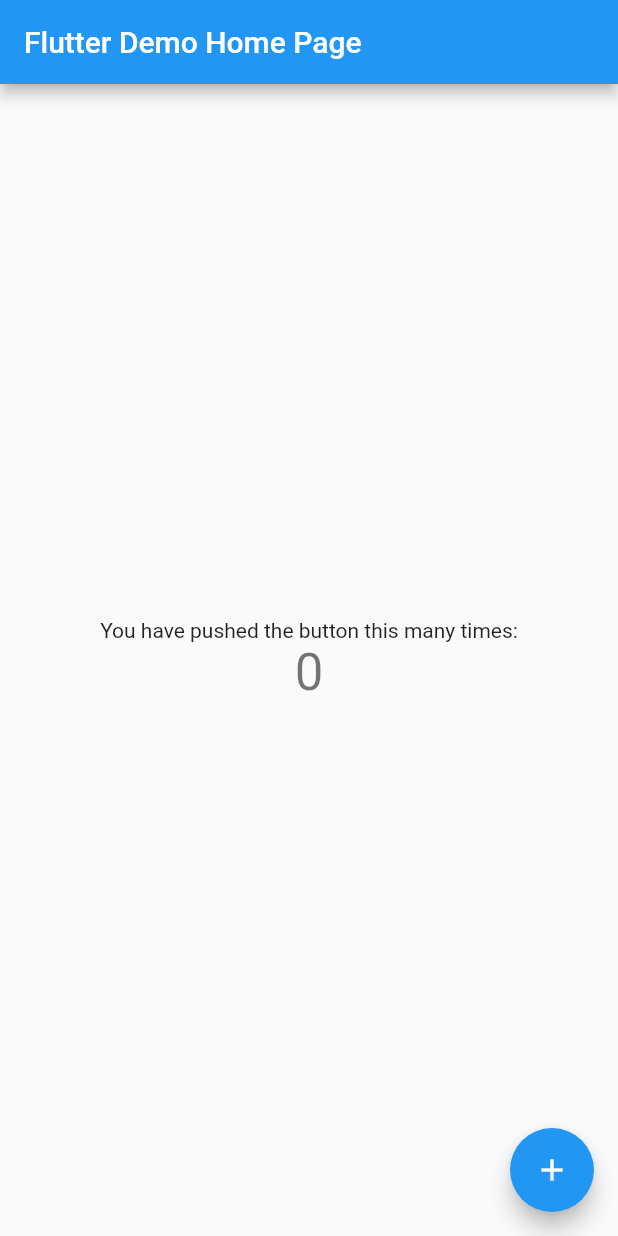
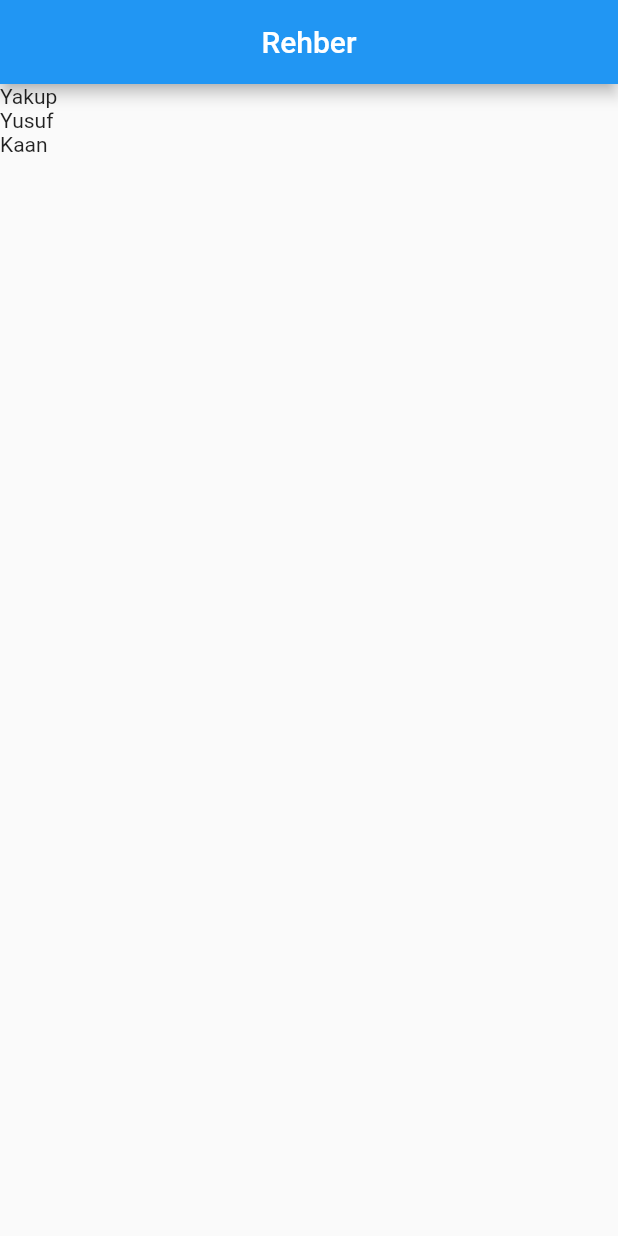
Before and after one commit to YakupGunay/Rehber_Uygulamasi, a Flutter app: the screen it shows after launch, on a phone screen of 412 x 824 dp. Run offline on Flutter 3.47's test engine with Material 2 defaults, Android fonts, the phone set to English and light mode, and no system bars.

Commit message:
Title ve List eklendi.

```diff
--- a/lib/main.dart
+++ b/lib/main.dart
@@ -1,5 +1,5 @@
 import 'package:flutter/material.dart';
-
+List<String> persons =["Yakup","Yusuf","Kaan"];
 void main() {
   runApp(const MyApp());
 }
@@ -11,105 +11,28 @@ class MyApp extends StatelessWidget {
   @override
   Widget build(BuildContext context) {
     return MaterialApp(
-      title: 'Flutter Demo',
-      theme: ThemeData(
-        // This is the theme of your application.
-        //
-        // Try running your application with "flutter run". You'll see the
-        // application has a blue toolbar. Then, without quitting the app, try
-        // changing the primarySwatch below to Colors.green and then invoke
-        // "hot reload" (press "r" in the console where you ran "flutter run",
-        // or simply save your changes to "hot reload" in a Flutter IDE).
-        // Notice that the counter didn't reset back to zero; the application
-        // is not restarted.
-        primarySwatch: Colors.blue,
-      ),
-      home: const MyHomePage(title: 'Flutter Demo Home Page'),
+        home: HomePage(),
     );
   }
 }
-
-class MyHomePage extends StatefulWidget {
-  const MyHomePage({Key? key, required this.title}) : super(key: key);
-
-  // This widget is the home page of your application. It is stateful, meaning
-  // that it has a State object (defined below) that contains fields that affect
-  // how it looks.
-
-  // This class is the configuration for the state. It holds the values (in this
-  // case the title) provided by the parent (in this case the App widget) and
-  // used by the build method of the State. Fields in a Widget subclass are
-  // always marked "final".
-
-  final String title;
-
-  @override
-  State<MyHomePage> createState() => _MyHomePageState();
-}
-
-class _MyHomePageState extends State<MyHomePage> {
-  int _counter = 0;
-
-  void _incrementCounter() {
-    setState(() {
-      // This call to setState tells the Flutter framework that something has
-      // changed in this State, which causes it to rerun the build method below
-      // so that the display can reflect the updated values. If we changed
-      // _counter without calling setState(), then the build method would not be
-      // called again, and so nothing would appear to happen.
-      _counter++;
-    });
-  }
+class HomePage extends StatelessWidget {
+  const HomePage({Key? key}) : super(key: key);
 
   @override
   Widget build(BuildContext context) {
-    // This method is rerun every time setState is called, for instance as done
-    // by the _incrementCounter method above.
-    //
-    // The Flutter framework has been optimized to make rerunning build methods
-    // fast, so that you can just rebuild anything that needs updating rather
-    // than having to individually change instances of widgets.
     return Scaffold(
-      appBar: AppBar(
-        // Here we take the value from the MyHomePage object that was created by
-        // the App.build method, and use it to set our appbar title.
-        title: Text(widget.title),
+      appBar: AppBar(title: const Text("Rehber"),centerTitle:true),
+      body:ListView.builder(
+        itemBuilder:(BuildContext context, int index) {
+
+
+
+
+          return Text(persons[index]);
+        },
+        itemCount: persons.length ,
+
       ),
-      body: Center(
-        // Center is a layout widget. It takes a single child and positions it
-        // in the middle of the parent.
-        child: Column(
-          // Column is also a layout widget. It takes a list of children and
-          // arranges them vertically. By default, it sizes itself to fit its
-          // children horizontally, and tries to be as tall as its parent.
-          //
-          // Invoke "debug painting" (press "p" in the console, choose the
-          // "Toggle Debug Paint" action from the Flutter Inspector in Android
-          // Studio, or the "Toggle Debug Paint" command in Visual Studio Code)
-          // to see the wireframe for each widget.
-          //
-          // Column has various properties to control how it sizes itself and
-          // how it positions its children. Here we use mainAxisAlignment to
-          // center the children vertically; the main axis here is the vertical
-          // axis because Columns are vertical (the cross axis would be
-          // horizontal).
-          mainAxisAlignment: MainAxisAlignment.center,
-          children: <Widget>[
-            const Text(
-              'You have pushed the button this many times:',
-            ),
-            Text(
-              '$_counter',
-              style: Theme.of(context).textTheme.headline4,
-            ),
-          ],
-        ),
-      ),
-      floatingActionButton: FloatingActionButton(
-        onPressed: _incrementCounter,
-        tooltip: 'Increment',
-        child: const Icon(Icons.add),
-      ), // This trailing comma makes auto-formatting nicer for build methods.
     );
   }
 }
```
